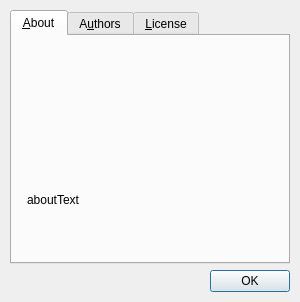
This is src/mainwindow/aboutdialog.ui in MUME/MMapper as Qt 5 draws it before an edit. The edited form follows.
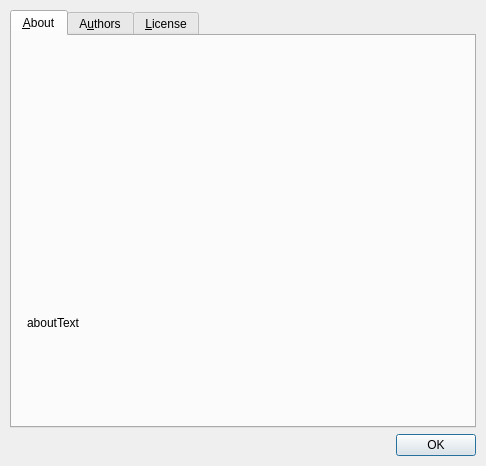
This is the edited form. Icons and pictures are not drawn.

```diff
--- a/src/mainwindow/aboutdialog.ui
+++ b/src/mainwindow/aboutdialog.ui
@@ -6,10 +6,16 @@
    <rect>
     <x>0</x>
     <y>0</y>
-    <width>300</width>
-    <height>302</height>
+    <width>486</width>
+    <height>466</height>
    </rect>
   </property>
+  <property name="minimumSize">
+   <size>
+    <width>486</width>
+    <height>466</height>
+   </size>
+  </property>
   <property name="windowTitle">
    <string>About MMapper</string>
   </property>
```
